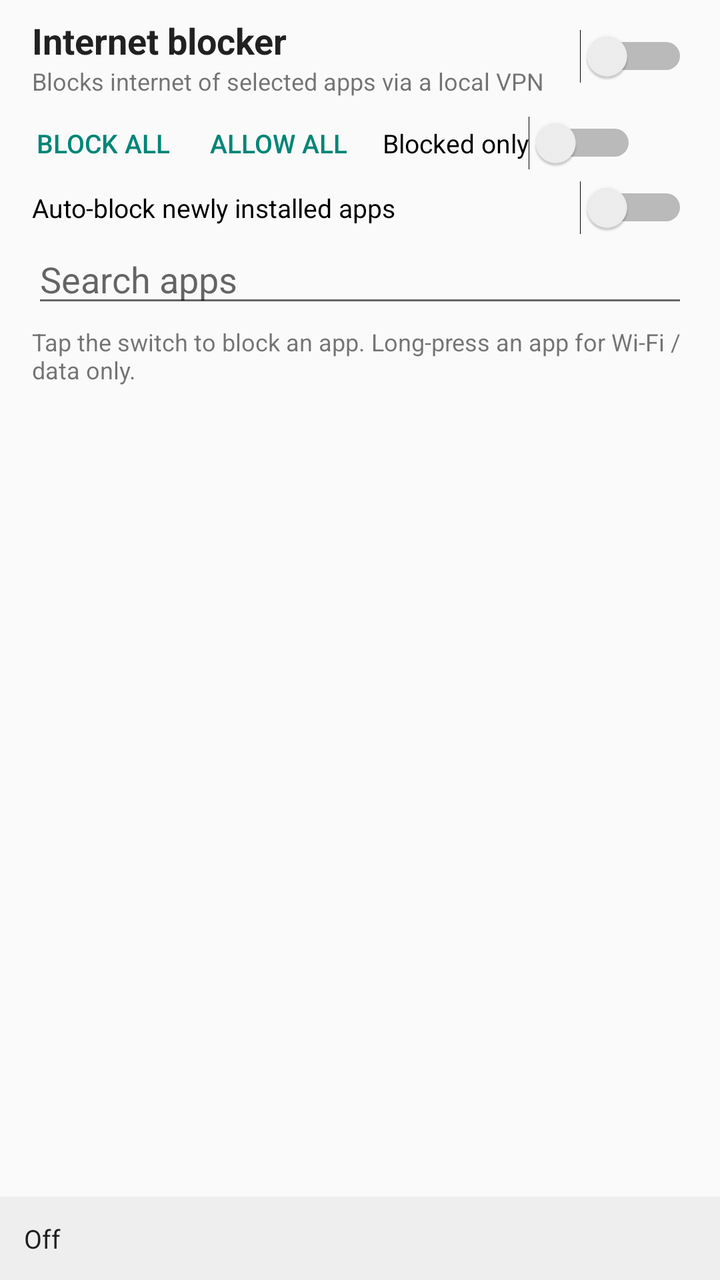
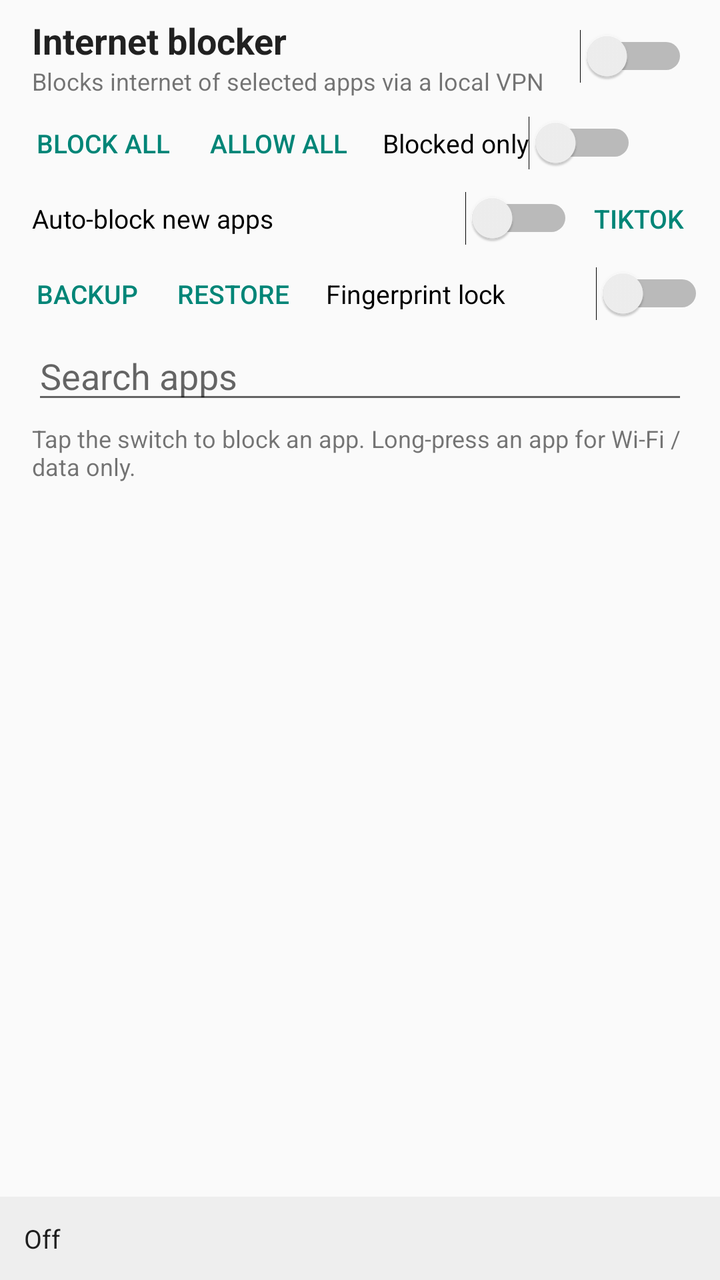

Before-and-after screenshots of an Android layout around one commit, followed by the original layout XML and the change that was made.
<!-- AndroidManifest.xml: application theme AppTheme -->
<!-- res/layout/activity_main.xml -->
<?xml version="1.0" encoding="utf-8"?>
<LinearLayout xmlns:android="http://schemas.android.com/apk/res/android"
    android:layout_width="match_parent"
    android:layout_height="match_parent"
    android:orientation="vertical">

    <LinearLayout
        android:layout_width="match_parent"
        android:layout_height="wrap_content"
        android:gravity="center_vertical"
        android:orientation="horizontal"
        android:paddingStart="16dp"
        android:paddingEnd="16dp"
        android:paddingTop="8dp"
        android:paddingBottom="4dp">

        <LinearLayout
            android:layout_width="0dp"
            android:layout_height="wrap_content"
            android:layout_weight="1"
            android:orientation="vertical">

            <TextView
                android:layout_width="wrap_content"
                android:layout_height="wrap_content"
                android:text="Internet blocker"
                android:textColor="@color/text_main"
                android:textSize="18sp"
                android:textStyle="bold"/>

            <TextView
                android:layout_width="wrap_content"
                android:layout_height="wrap_content"
                android:text="Blocks internet of selected apps via a local VPN"
                android:textColor="@color/text_secondary"
                android:textSize="12sp"/>
        </LinearLayout>

        <Switch
            android:id="@+id/switch_master"
            android:layout_width="wrap_content"
            android:layout_height="wrap_content"/>
    </LinearLayout>

    <LinearLayout
        android:layout_width="match_parent"
        android:layout_height="wrap_content"
        android:gravity="center_vertical"
        android:orientation="horizontal"
        android:paddingStart="8dp"
        android:paddingEnd="8dp">

        <Button
            android:id="@+id/btn_block_all"
            style="?android:attr/buttonBarButtonStyle"
            android:layout_width="wrap_content"
            android:layout_height="wrap_content"
            android:minWidth="0dp"
            android:minHeight="0dp"
            android:paddingStart="10dp"
            android:paddingEnd="10dp"
            android:text="Block all"
            android:textSize="13sp"/>

        <Button
            android:id="@+id/btn_allow_all"
            style="?android:attr/buttonBarButtonStyle"
            android:layout_width="wrap_content"
            android:layout_height="wrap_content"
            android:minWidth="0dp"
            android:minHeight="0dp"
            android:paddingStart="10dp"
            android:paddingEnd="10dp"
            android:text="Allow all"
            android:textSize="13sp"/>

        <Switch
            android:id="@+id/switch_blocked_only"
            android:layout_width="wrap_content"
            android:layout_height="wrap_content"
            android:layout_marginStart="8dp"
            android:text="Blocked only"
            android:textSize="13sp"/>
    </LinearLayout>

    <LinearLayout
        android:layout_width="match_parent"
        android:layout_height="wrap_content"
        android:orientation="horizontal"
        android:paddingStart="16dp"
        android:paddingEnd="16dp">

        <Switch
            android:id="@+id/switch_auto_new"
            android:layout_width="0dp"
            android:layout_height="wrap_content"
            android:layout_weight="1"
            android:text="Auto-block newly installed apps"
            android:textSize="13sp"/>
    </LinearLayout>

    <EditText
        android:id="@+id/edit_search"
        android:layout_width="match_parent"
        android:layout_height="wrap_content"
        android:layout_marginStart="16dp"
        android:layout_marginEnd="16dp"
        android:hint="Search apps"
        android:imeOptions="actionDone"
        android:inputType="text"
        android:maxLines="1"/>

    <TextView
        android:layout_width="match_parent"
        android:layout_height="wrap_content"
        android:paddingStart="16dp"
        android:paddingEnd="16dp"
        android:paddingTop="4dp"
        android:text="Tap the switch to block an app. Long-press an app for Wi-Fi / data only."
        android:textColor="@color/text_secondary"
        android:textSize="12sp"/>

    <ListView
        android:id="@+id/list"
        android:layout_width="match_parent"
        android:layout_height="0dp"
        android:layout_weight="1"/>

    <TextView
        android:id="@+id/text_status"
        android:layout_width="match_parent"
        android:layout_height="wrap_content"
        android:background="@color/status_bg"
        android:padding="12dp"
        android:text="Off"
        android:textColor="@color/text_main"
        android:textSize="13sp"/>
</LinearLayout>
<!-- resources referenced by this layout -->
<resources>
  <color name="status_bg">#EEEEEE</color>
  <color name="text_main">#DE000000</color>
  <color name="text_secondary">#8A000000</color>
  <style name="AppTheme" parent="@android:style/Theme.Material.Light.DarkActionBar" />
</resources>

<!-- the commit's change to res/layout/activity_main.xml (unified diff, before → after) -->
@@ -86,16 +86,71 @@
     <LinearLayout
         android:layout_width="match_parent"
         android:layout_height="wrap_content"
+        android:gravity="center_vertical"
         android:orientation="horizontal"
         android:paddingStart="16dp"
-        android:paddingEnd="16dp">
+        android:paddingEnd="8dp">
 
         <Switch
             android:id="@+id/switch_auto_new"
             android:layout_width="0dp"
             android:layout_height="wrap_content"
             android:layout_weight="1"
-            android:text="Auto-block newly installed apps"
+            android:text="Auto-block new apps"
+            android:textSize="13sp"/>
+
+        <Button
+            android:id="@+id/btn_tiktok"
+            style="?android:attr/buttonBarButtonStyle"
+            android:layout_width="wrap_content"
+            android:layout_height="wrap_content"
+            android:minWidth="0dp"
+            android:minHeight="0dp"
+            android:paddingStart="10dp"
+            android:paddingEnd="10dp"
+            android:text="TikTok"
+            android:textSize="13sp"/>
+    </LinearLayout>
+
+    <LinearLayout
+        android:layout_width="match_parent"
+        android:layout_height="wrap_content"
+        android:gravity="center_vertical"
+        android:orientation="horizontal"
+        android:paddingStart="8dp"
+        android:paddingEnd="8dp">
+
+        <Button
+            android:id="@+id/btn_backup"
+            style="?android:attr/buttonBarButtonStyle"
+            android:layout_width="wrap_content"
+            android:layout_height="wrap_content"
+            android:minWidth="0dp"
+            android:minHeight="0dp"
+            android:paddingStart="10dp"
+            android:paddingEnd="10dp"
+            android:text="Backup"
+            android:textSize="13sp"/>
+
+        <Button
+            android:id="@+id/btn_restore"
+            style="?android:attr/buttonBarButtonStyle"
+            android:layout_width="wrap_content"
+            android:layout_height="wrap_content"
+            android:minWidth="0dp"
+            android:minHeight="0dp"
+            android:paddingStart="10dp"
+            android:paddingEnd="10dp"
+            android:text="Restore"
+            android:textSize="13sp"/>
+
+        <Switch
+            android:id="@+id/switch_fingerprint"
+            android:layout_width="0dp"
+            android:layout_height="wrap_content"
+            android:layout_marginStart="8dp"
+            android:layout_weight="1"
+            android:text="Fingerprint lock"
             android:textSize="13sp"/>
     </LinearLayout>
 
